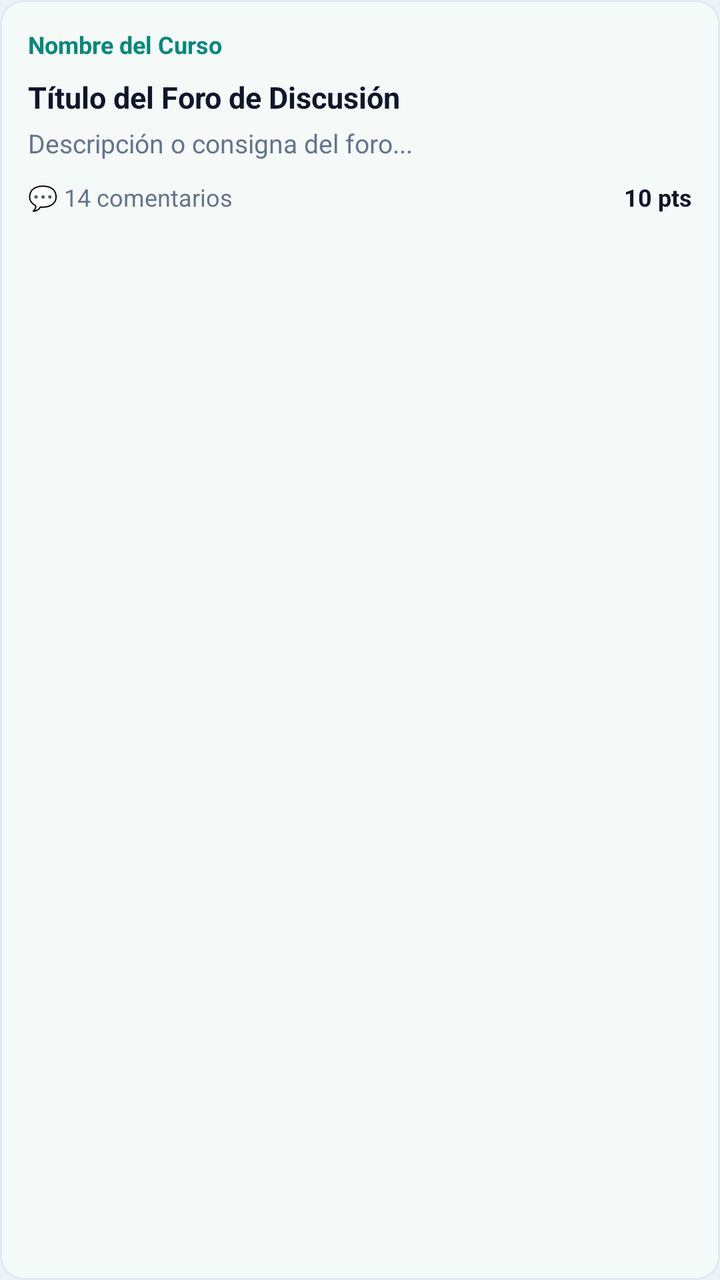
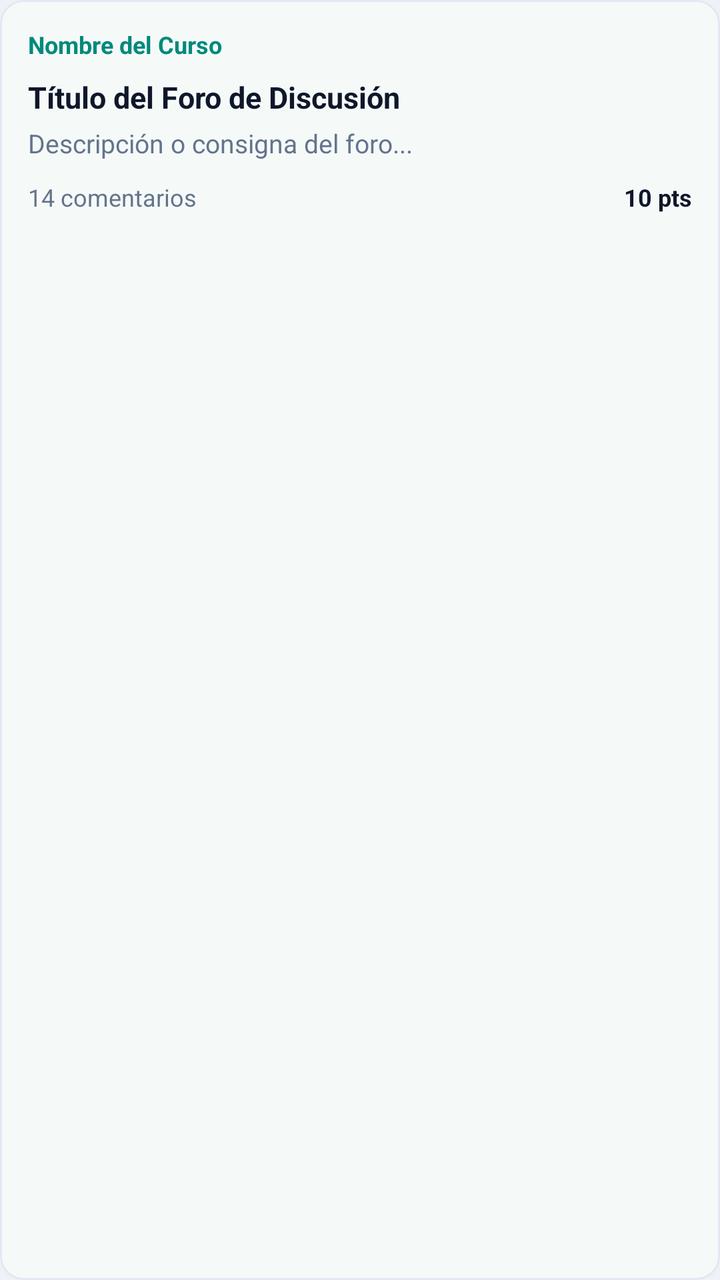

Two renders of the same Android screen: before a commit and after it. Below are the layout's source before the change and the commit's diff.
<!-- AndroidManifest.xml: application theme Theme.Eminus4 -->
<!-- res/layout/item_forum.xml -->
﻿<?xml version="1.0" encoding="utf-8"?>
<com.google.android.material.card.MaterialCardView xmlns:android="http://schemas.android.com/apk/res/android"
    xmlns:app="http://schemas.android.com/apk/res-auto"
    android:layout_width="match_parent"
    android:layout_height="wrap_content"
    android:layout_marginHorizontal="12dp"
    android:layout_marginVertical="5dp"
    app:cardBackgroundColor="@color/bg_card"
    app:cardCornerRadius="12dp"
    app:cardElevation="0.5dp"
    app:strokeColor="@color/border_subtle"
    app:strokeWidth="1dp">

    <LinearLayout
        android:layout_width="match_parent"
        android:layout_height="wrap_content"
        android:orientation="vertical"
        android:padding="14dp">

        <LinearLayout
            android:layout_width="match_parent"
            android:layout_height="wrap_content"
            android:gravity="center_vertical"
            android:orientation="horizontal">

            <TextView
                android:id="@+id/txtCourseBadge"
                android:layout_width="0dp"
                android:layout_height="wrap_content"
                android:layout_weight="1"
                android:ellipsize="end"
                android:maxLines="1"
                android:text="Nombre del Curso"
                android:textColor="@color/brand_uv_green"
                android:textSize="12sp"
                android:textStyle="bold" />

            <TextView
                android:id="@+id/badgeNewComments"
                android:layout_width="wrap_content"
                android:layout_height="wrap_content"
                android:layout_marginStart="8dp"
                android:background="@drawable/bg_pill_active"
                android:paddingHorizontal="8dp"
                android:paddingVertical="3dp"
                android:text="3 nuevos"
                android:textColor="#16A34A"
                android:textSize="11sp"
                android:textStyle="bold"
                android:visibility="gone" />
        </LinearLayout>

        <TextView
            android:id="@+id/txtForumTitle"
            android:layout_width="match_parent"
            android:layout_height="wrap_content"
            android:layout_marginTop="8dp"
            android:ellipsize="end"
            android:maxLines="2"
            android:text="Título del Foro de Discusión"
            android:textColor="@color/text_primary"
            android:textSize="15sp"
            android:textStyle="bold" />

        <TextView
            android:id="@+id/txtForumSnippet"
            android:layout_width="match_parent"
            android:layout_height="wrap_content"
            android:layout_marginTop="4dp"
            android:ellipsize="end"
            android:maxLines="2"
            android:text="Descripción o consigna del foro..."
            android:textColor="@color/text_secondary"
            android:textSize="13sp" />

        <LinearLayout
            android:layout_width="match_parent"
            android:layout_height="wrap_content"
            android:layout_marginTop="10dp"
            android:gravity="center_vertical"
            android:orientation="horizontal">

            <TextView
                android:id="@+id/txtTotalComments"
                android:layout_width="0dp"
                android:layout_height="wrap_content"
                android:layout_weight="1"
                android:text="💬 14 comentarios"
                android:textColor="@color/text_secondary"
                android:textSize="12sp" />

            <TextView
                android:id="@+id/txtPoints"
                android:layout_width="wrap_content"
                android:layout_height="wrap_content"
                android:layout_marginStart="8dp"
                android:text="10 pts"
                android:textColor="@color/text_primary"
                android:textSize="12sp"
                android:textStyle="bold" />
        </LinearLayout>
    </LinearLayout>

</com.google.android.material.card.MaterialCardView>
<!-- resources referenced by this layout -->
<resources>
  <color name="bg_card">#FFFFFF</color>
  <color name="border_subtle">#E2E8F0</color>
  <color name="brand_uv_green">#00897B</color>
  <color name="text_primary">#0F172A</color>
  <color name="text_secondary">#64748B</color>
  <!-- drawable bg_pill_active (drawable) -->
  <?xml version="1.0" encoding="utf-8"?>
  <shape xmlns:android="http://schemas.android.com/apk/res/android"
      android:shape="rectangle">
      <corners android:radius="12dp" />
      <solid android:color="#22C55E" />
  </shape>
  <style name="Theme.Eminus4" parent="Base.Theme.Eminus4" />
  <style name="Base.Theme.Eminus4" parent="Theme.Material3.DayNight.NoActionBar">
          <item name="colorPrimary">@color/brand_uv_green</item>
          <item name="colorSecondary">#2E7D32</item>
          <item name="android:statusBarColor">@color/status_bar_color</item>
          <item name="android:windowLightStatusBar">true</item>
          <item name="android:windowBackground">@color/bg_screen</item>
          <item name="colorSurface">@color/bg_surface</item>
          <item name="colorSurfaceContainer">@color/bg_card</item>
      </style>
  <color name="status_bar_color">#FFFFFF</color>
  <color name="bg_screen">#EEF2F6</color>
  <color name="bg_surface">#FFFFFF</color>
</resources>

<!-- the commit's change to res/layout/item_forum.xml (unified diff, before → after) -->
@@ -85,7 +85,7 @@
                 android:layout_width="0dp"
                 android:layout_height="wrap_content"
                 android:layout_weight="1"
-                android:text="💬 14 comentarios"
+                android:text="14 comentarios"
                 android:textColor="@color/text_secondary"
                 android:textSize="12sp" />
 
